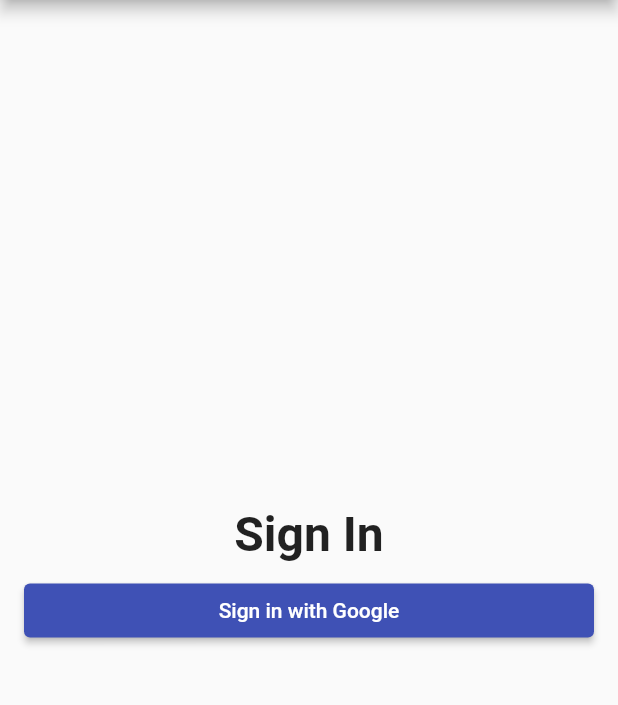
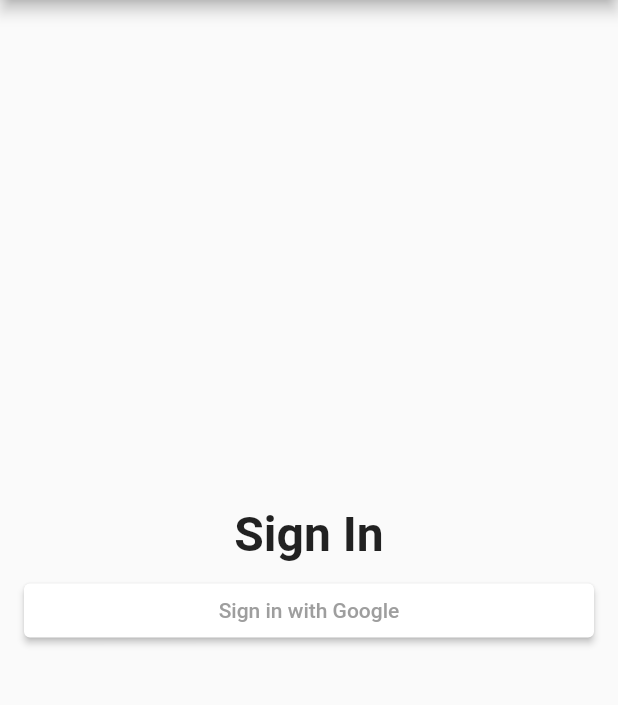
Before and after one commit to westsider/time_tracker_flutter_course, a Flutter app: the screen it shows after launch, on a phone screen of 412 x 824 dp, the part 84-789 px from its top. Run offline on Flutter 3.47's test engine with Material 2 defaults, Android fonts, the phone set to English and light mode, and no system bars.

Commit message:
added styled button

```diff
--- a/lib/app/sign_in/sign_in_page.dart
+++ b/lib/app/sign_in/sign_in_page.dart
@@ -29,11 +29,21 @@ class SignInPage extends StatelessWidget {
             ),
           ),
           SizedBox(height: 8.0),
-          ElevatedButton(onPressed: () { print('button pressed');},
-              child: Text('Sign in with Google'),
+          ElevatedButton(
+            onPressed: () {},
+            child: Text('Sign in with Google'),
+            style: ElevatedButton.styleFrom(
+              primary: Colors.white,
+              onPrimary: Colors.grey,
+            ),
           ),
         ],
       ),
     );
   }
 }
+
+void _signInWithGoogle() {
+  // TODO: Auth with Google
+  print('google button pressed');
+}
```
